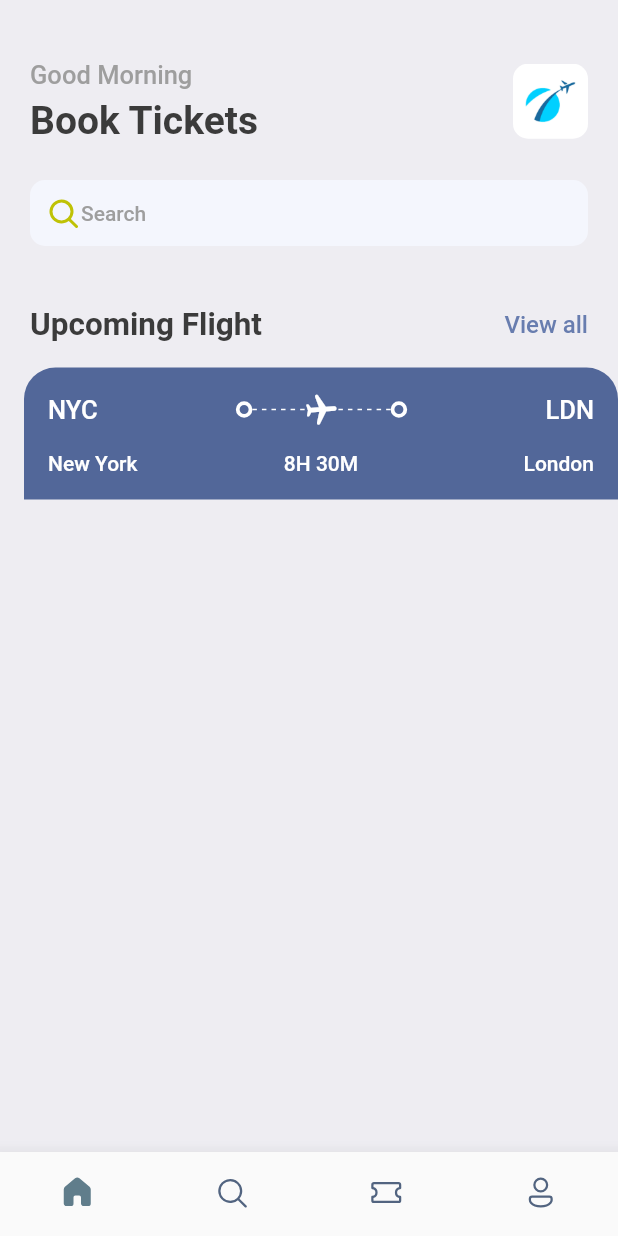
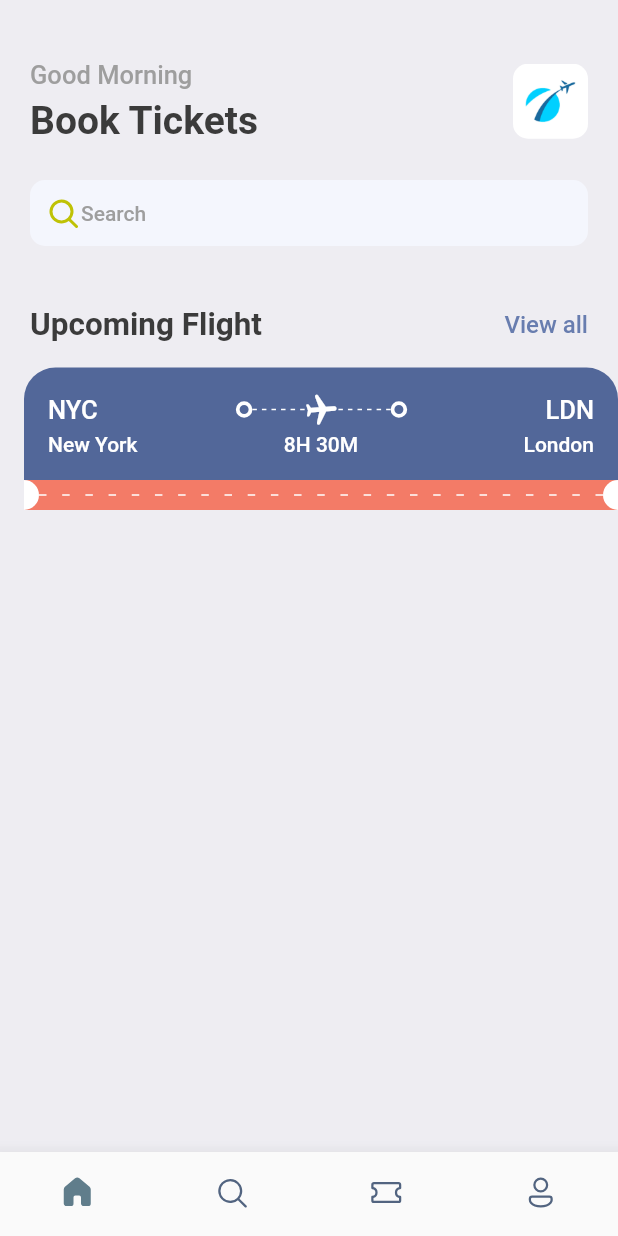
Before and after one commit to Deonorla/Book_Ticket, a Flutter app: the screen it shows after launch, on a phone screen of 412 x 824 dp. Run offline on Flutter 3.47's test engine with Material 2 defaults, Android fonts, the phone set to English and light mode, and no system bars; our stand-ins replace fluentui_icons, gap.

Commit message:
[listGenerate LayoutBuilder Constraints]

```diff
--- a/lib/screens/ticket_view.dart
+++ b/lib/screens/ticket_view.dart
@@ -17,6 +17,7 @@ class TicketView extends StatelessWidget{
         margin: const EdgeInsets.only(left: 16),
         child: Column(
           children: [
+            // Container showing the blue part of the card/ticket
             Container(
               padding: const EdgeInsets.all(16),
               decoration: const BoxDecoration(
@@ -68,7 +69,7 @@ class TicketView extends StatelessWidget{
                       Text("LDN", style: Styles.headLineStyle3.copyWith(color: Colors.white)),
                     ],
                   ),
-                  const Gap(16),
+                  const Gap(3),
                   Row(
                     mainAxisAlignment: MainAxisAlignment.spaceBetween,
                     children: [
@@ -86,6 +87,58 @@ class TicketView extends StatelessWidget{
                   )
                 ],
               ),
+            ),
+          //  showing the orange part of the card/ticket
+            Container(
+              color: Styles.orangeColor,
+              child: Row(
+                children:  [
+                  const SizedBox(
+                    height: 20,
+                    width: 10,
+                    child: DecoratedBox(
+                      decoration: BoxDecoration(
+                        color: Colors.white,
+                        borderRadius: BorderRadius.only(
+                          topRight: Radius.circular(10),
+                          bottomRight: Radius.circular(10)
+                        )
+                      ),
+                    ),
+                  ),
+                  Expanded(child: LayoutBuilder(builder: (BuildContext context, BoxConstraints constraints) {
+                  return  Flex(
+                      direction: Axis.horizontal,
+                      mainAxisSize: MainAxisSize.max,
+                      mainAxisAlignment: MainAxisAlignment.spaceBetween,
+                      children: List.generate((constraints.constrainWidth()/15).floor(), (index) => const SizedBox(
+                        width: 5,
+                        height: 1,
+                        child: DecoratedBox(
+                            decoration: BoxDecoration(
+                              color: Colors.white,
+                            )
+                        ),
+                      )),
+                    );
+                  },
+
+                  )),
+                  const SizedBox(
+                    height: 20,
+                    width: 10,
+                    child: DecoratedBox(
+                      decoration: BoxDecoration(
+                        color: Colors.white,
+                        borderRadius: BorderRadius.only(
+                          topLeft: Radius.circular(10),
+                          bottomLeft: Radius.circular(10)
+                        )
+                      ),
+                    ),
+                  )
+                ],
+              ),
             )
           ],
         ),
--- a/lib/utils/app_styles.dart
+++ b/lib/utils/app_styles.dart
@@ -6,7 +6,7 @@ class Styles{
    static Color primaryColor = primary;
    static Color textColor = const Color(0xFF3b3b3b);
    static Color bgColor = const Color(0xFFeeedf2);
-   static Color orangeColor = const Color(0xFF526799);
+   static Color orangeColor = const Color(0xFFF37B67);
    static TextStyle textStyle =  TextStyle(fontSize: 16, color: textColor, fontWeight: FontWeight.w500);
    static TextStyle headLineStyle1 =  TextStyle(fontSize: 26, color: textColor, fontWeight: FontWeight.bold);
    static TextStyle headLineStyle2 =  TextStyle(fontSize: 21, color: textColor, fontWeight: FontWeight.bold);
```
